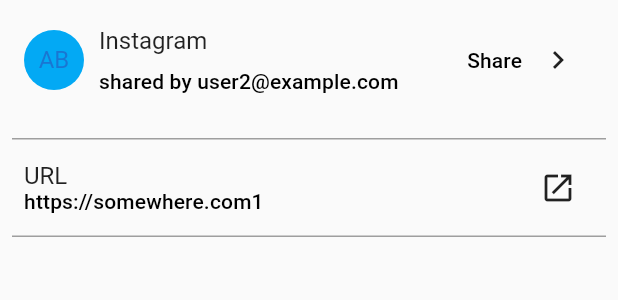
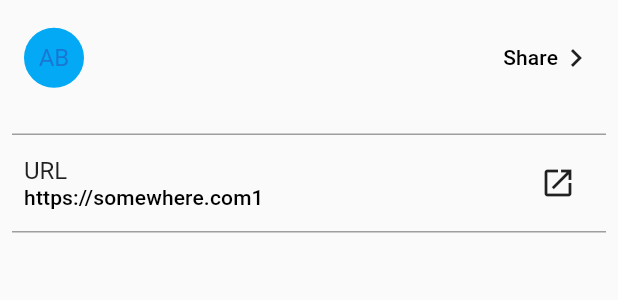
Before and after one commit to tapashmajumder/flutter_stashword, a Flutter app: the ViewPasswordWidget widget shown alone on an empty page, opened directly with empty values, on a phone screen of 412 x 824 dp. Shown: the top 300 px of the screen. Run offline on Flutter 3.47's test engine with Material 2 defaults, Android fonts, the phone set to English and light mode, and no system bars; our stand-ins replace dartz, equatable, flutter_hooks, flutter_secure_storage, hive, hive_flutter and 2 more; missing offline and left inert: encrypt, pointycastle; accounts and stored records are empty.

Commit message:
View top widget

```diff
--- a/lib/ui/item/view_password.dart
+++ b/lib/ui/item/view_password.dart
@@ -3,6 +3,7 @@
 
 class ViewPasswordWidget extends StatelessWidget {
   final PasswordModel model;
+
   const ViewPasswordWidget({Key? key, required this.model}) : super(key: key);
 
   @override
@@ -10,7 +11,9 @@
     return Padding(
       padding: const EdgeInsets.all(8.0),
       child: Column(crossAxisAlignment: CrossAxisAlignment.start, children: [
-        ViewTopWidget(),
+        ViewTopWidget(
+          model: model,
+        ),
         const SizedBox(height: 20),
         Container(height: 1, color: Colors.grey),
         ViewRowWidget(),
@@ -20,12 +23,19 @@
   }
 }
 
+class ViewTopWidget extends StatelessWidget {
+  final PasswordModel model;
 
-class ViewTopWidget extends StatelessWidget {
-  const ViewTopWidget({Key? key}) : super(key: key);
+  const ViewTopWidget({Key? key, required this.model}) : super(key: key);
 
   @override
   Widget build(BuildContext context) {
+    final sharedByText = model.sharedItem ? "Shared by ${model.sharer}" : "";
+    final shareText = model.sharedItem
+        ? ""
+        : model.shared
+            ? "Shared"
+            : "Share";
     return Padding(
       padding: const EdgeInsets.all(8.0),
       child: Row(children: [
@@ -35,21 +45,22 @@
         ),
         const SizedBox(width: 10),
         Column(crossAxisAlignment: CrossAxisAlignment.start, mainAxisAlignment: MainAxisAlignment.center, children: [
-          Text("Instagram", style: Theme.of(context).textTheme.titleMedium),
+          Text(model.name ?? "", style: Theme.of(context).textTheme.titleMedium),
           const SizedBox(height: 10),
-          Text("shared by user2@example.com", style: Theme.of(context).textTheme.titleSmall),
+          Text(sharedByText, style: Theme.of(context).textTheme.titleSmall),
         ]),
         Expanded(child: Container()),
-        Column(mainAxisAlignment: MainAxisAlignment.center, children: [
-          Text("Share", style: Theme.of(context).textTheme.titleSmall),
-        ]),
-        Column(mainAxisAlignment: MainAxisAlignment.center, children: [
-          IconButton(
-            onPressed: () {
-            },
-            icon: const Icon(Icons.chevron_right),
-          )
-        ])
+        if (model.sharedItem)
+          const Spacer()
+        else
+          Column(mainAxisAlignment: MainAxisAlignment.center, children: [
+            Row(children: [
+              Text(shareText, style: Theme.of(context).textTheme.titleSmall),
+              const Icon(
+                Icons.chevron_right,
+              )
+            ])
+          ]),
       ]),
     );
   }
@@ -70,8 +81,7 @@
         Expanded(child: Container()),
         Column(mainAxisAlignment: MainAxisAlignment.center, children: [
           IconButton(
-            onPressed: () {
-            },
+            onPressed: () {},
             icon: const Icon(Icons.open_in_new),
           )
         ])
```
